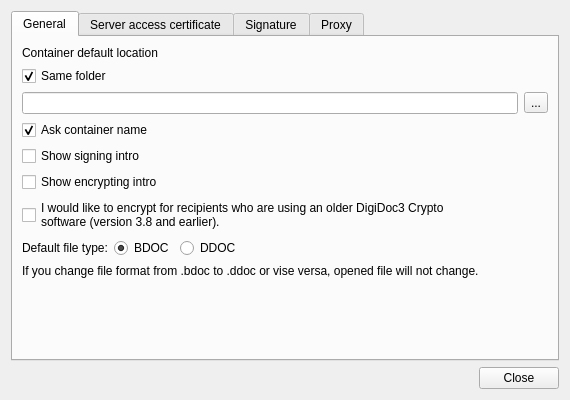
First picture: the form in client/ui/SettingsDialog.ui, repository open-eid/qdigidoc, before the edit.
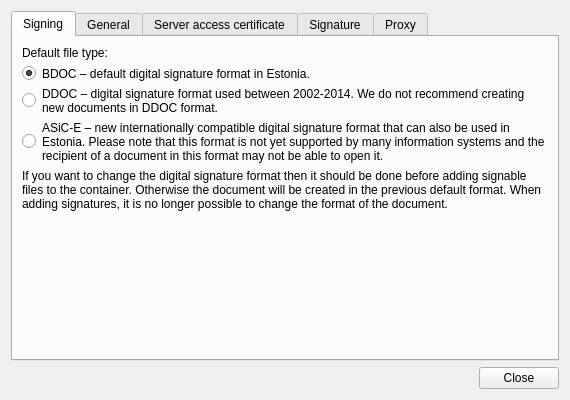
Second picture: the form after the edit.

Commit message:
Option to select BDOC-TS/ASiC-E profile and make BDOC default
Ticket: #23961

```diff
--- a/client/ui/SettingsDialog.ui
+++ b/client/ui/SettingsDialog.ui
@@ -22,6 +22,106 @@
      <property name="currentIndex">
       <number>0</number>
      </property>
+     <widget class="QWidget" name="tabSigning">
+      <attribute name="title">
+       <string>Signing</string>
+      </attribute>
+      <layout class="QGridLayout" name="tabSigningLayout" columnstretch="0,1">
+       <item row="0" column="0" colspan="2">
+        <widget class="QLabel" name="typeLabel">
+         <property name="text">
+          <string>Default file type:</string>
+         </property>
+        </widget>
+       </item>
+       <item row="1" column="0">
+        <widget class="QRadioButton" name="typeBDoc">
+         <property name="accessibleName">
+          <string>Default file type BDOC</string>
+         </property>
+         <property name="checked">
+          <bool>true</bool>
+         </property>
+        </widget>
+       </item>
+       <item row="1" column="1">
+        <widget class="QLabel" name="typeBDocLabel">
+         <property name="text">
+          <string>BDOC – default digital signature format in Estonia.</string>
+         </property>
+         <property name="wordWrap">
+          <bool>true</bool>
+         </property>
+         <property name="buddy">
+          <cstring>typeBDoc</cstring>
+         </property>
+        </widget>
+       </item>
+       <item row="2" column="0">
+        <widget class="QRadioButton" name="typeDDoc">
+         <property name="accessibleName">
+          <string>Default file type DDOC</string>
+         </property>
+        </widget>
+       </item>
+       <item row="3" column="0">
+        <widget class="QRadioButton" name="typeASIC">
+         <property name="accessibleName">
+          <string>Default file type ASiC-E</string>
+         </property>
+        </widget>
+       </item>
+       <item row="3" column="1">
+        <widget class="QLabel" name="typeASICLabel">
+         <property name="text">
+          <string>ASiC-E – new internationally compatible digital signature format that can also be used in Estonia. Please note that this format is not yet supported by many information systems and the recipient of a document in this format may not be able to open it.</string>
+         </property>
+         <property name="wordWrap">
+          <bool>true</bool>
+         </property>
+         <property name="buddy">
+          <cstring>typeASIC</cstring>
+         </property>
+        </widget>
+       </item>
+       <item row="4" column="0" colspan="2">
+        <widget class="QLabel" name="typeInfo">
+         <property name="text">
+          <string>If you want to change the digital signature format then it should be done before adding signable files to the container. Otherwise the document will be created in the previous default format. When adding signatures, it is no longer possible to change the format of the document.</string>
+         </property>
+         <property name="wordWrap">
+          <bool>true</bool>
+         </property>
+        </widget>
+       </item>
+       <item row="5" column="0" colspan="2">
+        <spacer name="verticalSpacer">
+         <property name="orientation">
+          <enum>Qt::Vertical</enum>
+         </property>
+         <property name="sizeHint" stdset="0">
+          <size>
+           <width>20</width>
+           <height>40</height>
+          </size>
+         </property>
+        </spacer>
+       </item>
+       <item row="2" column="1">
+        <widget class="QLabel" name="typeDDocLabel">
+         <property name="text">
+          <string>DDOC – digital signature format used between 2002-2014. We do not recommend creating new documents in DDOC format.</string>
+         </property>
+         <property name="wordWrap">
+          <bool>true</bool>
+         </property>
+         <property name="buddy">
+          <cstring>typeDDoc</cstring>
+         </property>
+        </widget>
+       </item>
+      </layout>
+     </widget>
      <widget class="QWidget" name="tabGeneral">
       <attribute name="title">
        <string>General</string>
@@ -103,63 +203,6 @@
          </property>
         </widget>
        </item>
-       <item>
-        <layout class="QHBoxLayout" name="typeLayout">
-         <item>
-          <widget class="QLabel" name="typeLabel">
-           <property name="text">
-            <string>Default file type:</string>
-           </property>
-          </widget>
-         </item>
-         <item>
-          <widget class="QRadioButton" name="typeBDoc">
-           <property name="accessibleName">
-            <string>Default file type BDOC</string>
-           </property>
-           <property name="text">
-            <string notr="true">BDOC</string>
-           </property>
-           <property name="checked">
-            <bool>true</bool>
-           </property>
-          </widget>
-         </item>
-         <item>
-          <widget class="QRadioButton" name="typeDDoc">
-           <property name="accessibleName">
-            <string>Default file type DDOC</string>
-           </property>
-           <property name="text">
-            <string notr="true">DDOC</string>
-           </property>
-          </widget>
-         </item>
-         <item>
-          <spacer name="typeSpacer">
-           <property name="orientation">
-            <enum>Qt::Horizontal</enum>
-           </property>
-           <property name="sizeHint" stdset="0">
-            <size>
-             <width>40</width>
-             <height>20</height>
-            </size>
-           </property>
-          </spacer>
-         </item>
-        </layout>
-       </item>
-       <item>
-        <widget class="QLabel" name="typeInfo">
-         <property name="text">
-          <string>If you change file format from .bdoc to .ddoc or vise versa, opened file will not change.</string>
-         </property>
-         <property name="wordWrap">
-          <bool>true</bool>
-         </property>
-        </widget>
-       </item>
        <item>
         <spacer name="tabGeneralSpacer">
          <property name="orientation">
```
Left out of the diff: 32 changed lines with no effect on the pictures. The commit also changes 11 other files.
